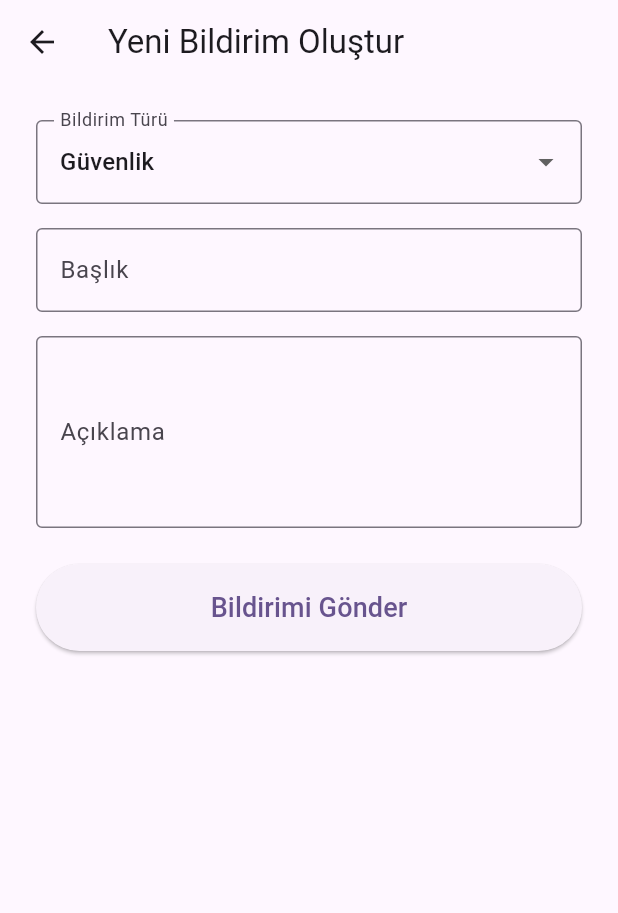
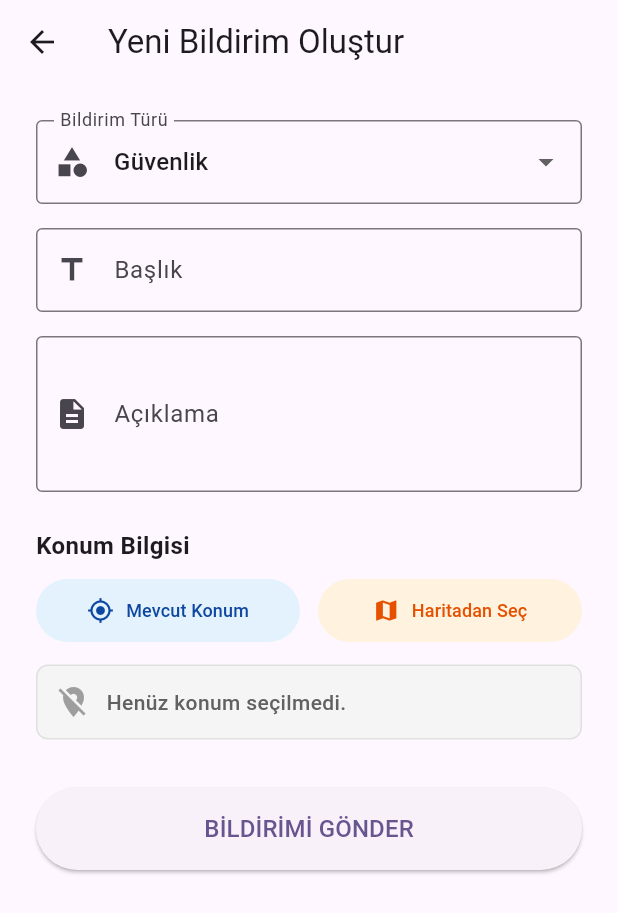
Before and after one commit to MKocak59/akilli_kampus_proje, a Flutter app: the CreateReportScreen screen opened by its route, on a phone screen of 412 x 824 dp. Shown: the top 913 px of the screen. Run offline on Flutter 3.47's test engine with Material 3 defaults, Android fonts, the phone set to English and light mode, and no system bars; our stand-ins replace cloud_firestore, firebase_auth, firebase_core, geolocator, google_maps_flutter; accounts and stored records are empty.

Commit message:
Konum seçme özelliği eklendi (Harita + Mevcut Konum)

```diff
--- a/lib/screens/report/create_report_screen.dart
+++ b/lib/screens/report/create_report_screen.dart
@@ -1,19 +1,10 @@
 import 'package:flutter/material.dart';
 import 'package:firebase_auth/firebase_auth.dart';
 import 'package:cloud_firestore/cloud_firestore.dart';
+import 'package:google_maps_flutter/google_maps_flutter.dart';
+import 'package:geolocator/geolocator.dart'; // 📍 BU EKLENDİ
 import '../../models/report_model.dart';
-
-///  CREATE REPORT SCREEN (Yeni Bildirim Oluşturma)
-/// Bu ekran kullanıcıların:
-/// - Sağlık / Güvenlik bildirimi oluşturmasını
-/// - Başlık ve açıklama girmesini
-/// - Firestore’a kayıt atmasını sağlar
-///
-/// Kullanılanlar:
-/// - FirebaseAuth → kullanıcı bilgisi
-/// - Cloud Firestore → veri kaydı
-/// - ReportModel → veri modeli
-
+import 'location_selection_screen.dart';
 
 class CreateReportScreen extends StatefulWidget {
   const CreateReportScreen({super.key});
@@ -23,145 +14,281 @@ class CreateReportScreen extends StatefulWidget {
 }
 
 class _CreateReportScreenState extends State<CreateReportScreen> {
-  /// Form controller'ları
   final TextEditingController titleController = TextEditingController();
   final TextEditingController descriptionController = TextEditingController();
 
-  /// Bildirim türü (default: güvenlik)
   String selectedType = "Güvenlik";
-
   bool loading = false;
 
-  /// Firebase servisleri
+  // 📍 Seçilen Konum Verileri
+  double? selectedLat;
+  double? selectedLng;
+
   final FirebaseAuth _auth = FirebaseAuth.instance;
   final FirebaseFirestore _firestore = FirebaseFirestore.instance;
 
-  /// 🔥 Bildirim oluşturma fonksiyonu
+  // 📍 Haritadan Seçme Fonksiyonu
+  Future<void> _pickLocation() async {
+    final LatLng? result = await Navigator.push(
+      context,
+      MaterialPageRoute(
+        builder: (context) => const LocationSelectionScreen(),
+      ),
+    );
+
+    if (result != null) {
+      setState(() {
+        selectedLat = result.latitude;
+        selectedLng = result.longitude;
+      });
+    }
+  }
+
+  // 📍 Mevcut Konumu Alma Fonksiyonu
+  Future<void> _getCurrentLocation() async {
+    setState(() => loading = true);
+
+    bool serviceEnabled;
+    LocationPermission permission;
+
+    serviceEnabled = await Geolocator.isLocationServiceEnabled();
+    if (!serviceEnabled) {
+      _showMessage("Konum servisi kapalı.");
+      setState(() => loading = false);
+      return;
+    }
+
+    permission = await Geolocator.checkPermission();
+    if (permission == LocationPermission.denied) {
+      permission = await Geolocator.requestPermission();
+      if (permission == LocationPermission.denied) {
+        _showMessage("Konum izni reddedildi.");
+        setState(() => loading = false);
+        return;
+      }
+    }
+
+    if (permission == LocationPermission.deniedForever) {
+      _showMessage("Konum izni kalıcı olarak engelli.");
+      setState(() => loading = false);
+      return;
+    }
+
+    try {
+      Position position = await Geolocator.getCurrentPosition();
+      setState(() {
+        selectedLat = position.latitude;
+        selectedLng = position.longitude;
+        loading = false;
+      });
+      _showMessage("📍 Mevcut konum alındı!");
+    } catch (e) {
+      _showMessage("Hata: $e");
+      setState(() => loading = false);
+    }
+  }
+
   Future<void> createReport() async {
     final title = titleController.text.trim();
     final description = descriptionController.text.trim();
     final user = _auth.currentUser;
 
     if (title.isEmpty || description.isEmpty) {
-      _showMessage("Lütfen tüm alanları doldurun.");
+      _showMessage("Lütfen başlık ve açıklama girin.");
+      return;
+    }
+
+    if (selectedLat == null || selectedLng == null) {
+      _showMessage("Lütfen bir konum belirleyin.");
       return;
     }
 
     if (user == null) {
-      _showMessage("Kullanıcı oturumu bulunamadı.");
+      _showMessage("Oturum hatası.");
       return;
     }
 
     setState(() => loading = true);
 
-    /// ReportModel oluştur
     final report = ReportModel(
-      id: "", // Firestore otomatik verecek
+      id: "",
       title: title,
       description: description,
       type: selectedType,
-      status:"Açık",
-      latitude: 0.0,   // Şimdilik sabit
-      longitude: 0.0,  // Şimdilik sabit
+      status: "Açık",
+      latitude: selectedLat!,
+      longitude: selectedLng!,
       createdAt: DateTime.now(),
       createdBy: user.uid,
       createdByEmail: user.email ?? "",
       followers: [],
-
     );
 
     try {
-      await _firestore
-          .collection("reports")
-          .add(report.toMap());
-
-      _showMessage("✅ Bildirim başarıyla oluşturuldu!");
-
+      await _firestore.collection("reports").add(report.toMap());
+      _showMessage("✅ Bildirim başarıyla gönderildi!");
       await Future.delayed(const Duration(milliseconds: 800));
-
-      Navigator.pop(context);
+      if (mounted) Navigator.pop(context);
     } catch (e) {
-      _showMessage("❌ Hata oluştu: $e");
+      _showMessage("Hata: $e");
     }
 
-    setState(() => loading = false);
+    if (mounted) setState(() => loading = false);
   }
 
-  /// Snackbar mesaj fonksiyonu
   void _showMessage(String msg) {
-    ScaffoldMessenger.of(context).showSnackBar(
-      SnackBar(content: Text(msg)),
-    );
+    ScaffoldMessenger.of(context).showSnackBar(SnackBar(content: Text(msg)));
   }
 
   @override
   Widget build(BuildContext context) {
     return Scaffold(
-      appBar: AppBar(
-        title: const Text("Yeni Bildirim Oluştur"),
-      ),
-
+      appBar: AppBar(title: const Text("Yeni Bildirim Oluştur")),
       body: Padding(
         padding: const EdgeInsets.all(24.0),
-
         child: SingleChildScrollView(
           child: Column(
             crossAxisAlignment: CrossAxisAlignment.stretch,
             children: [
-
-              /// Bildirim türü seçimi
+              // 1. TÜR SEÇİMİ
               DropdownButtonFormField<String>(
                 value: selectedType,
                 items: const [
                   DropdownMenuItem(value: "Güvenlik", child: Text("Güvenlik")),
                   DropdownMenuItem(value: "Sağlık", child: Text("Sağlık")),
                 ],
-                onChanged: (value) {
-                  setState(() => selectedType = value!);
-                },
+                onChanged: (val) => setState(() => selectedType = val!),
                 decoration: const InputDecoration(
                   labelText: "Bildirim Türü",
                   border: OutlineInputBorder(),
+                  prefixIcon: Icon(Icons.category),
                 ),
               ),
-
               const SizedBox(height: 16),
 
-              /// Başlık
+              // 2. BAŞLIK
               TextField(
                 controller: titleController,
                 decoration: const InputDecoration(
                   labelText: "Başlık",
                   border: OutlineInputBorder(),
+                  prefixIcon: Icon(Icons.title),
+                ),
+              ),
+              const SizedBox(height: 16),
+
+              // 3. AÇIKLAMA
+              TextField(
+                controller: descriptionController,
+                maxLines: 3,
+                decoration: const InputDecoration(
+                  labelText: "Açıklama",
+                  border: OutlineInputBorder(),
+                  prefixIcon: Icon(Icons.description),
+                ),
+              ),
+              const SizedBox(height: 24),
+
+              // 4. KONUM SEÇİM ALANI (YENİ KISIM BURASI)
+              const Text(
+                "Konum Bilgisi",
+                style: TextStyle(fontWeight: FontWeight.bold, fontSize: 16),
+              ),
+              const SizedBox(height: 8),
+
+              Row(
+                children: [
+                  // SOL BUTON: MEVCUT KONUM
+                  Expanded(
+                    child: ElevatedButton.icon(
+                      onPressed: _getCurrentLocation,
+                      icon: const Icon(Icons.my_location),
+                      label: const Text("Mevcut Konum", style: TextStyle(fontSize: 12)),
+                      style: ElevatedButton.styleFrom(
+                        padding: const EdgeInsets.symmetric(vertical: 12),
+                        backgroundColor: Colors.blue.shade50,
+                        foregroundColor: Colors.blue.shade900,
+                        elevation: 0,
+                      ),
+                    ),
+                  ),
+
+                  const SizedBox(width: 12),
+
+                  // SAĞ BUTON: HARİTADAN SEÇ
+                  Expanded(
+                    child: ElevatedButton.icon(
+                      onPressed: _pickLocation,
+                      icon: const Icon(Icons.map),
+                      label: const Text("Haritadan Seç", style: TextStyle(fontSize: 12)),
+                      style: ElevatedButton.styleFrom(
+                        padding: const EdgeInsets.symmetric(vertical: 12),
+                        backgroundColor: Colors.orange.shade50,
+                        foregroundColor: Colors.orange.shade900,
+                        elevation: 0,
+                      ),
+                    ),
+                  ),
+                ],
+              ),
+
+              const SizedBox(height: 12),
+
+              // KONUM BİLGİSİ KUTUSU (GERİ BİLDİRİM)
+              Container(
+                padding: const EdgeInsets.all(12),
+                decoration: BoxDecoration(
+                  color: selectedLat == null
+                      ? Colors.grey.shade100
+                      : Colors.green.shade50,
+                  borderRadius: BorderRadius.circular(8),
+                  border: Border.all(
+                    color: selectedLat == null
+                        ? Colors.grey.shade300
+                        : Colors.green.shade300,
+                  ),
+                ),
+                child: Row(
+                  children: [
+                    Icon(
+                      selectedLat == null
+                          ? Icons.location_off
+                          : Icons.check_circle,
+                      color: selectedLat == null ? Colors.grey : Colors.green,
+                    ),
+                    const SizedBox(width: 10),
+                    Expanded(
+                      child: Text(
+                        selectedLat == null
+                            ? "Henüz konum seçilmedi."
+                            : "Seçilen:\n${selectedLat!.toStringAsFixed(5)}, ${selectedLng!.toStringAsFixed(5)}",
+                        style: TextStyle(
+                          color: selectedLat == null
+                              ? Colors.grey.shade700
+                              : Colors.green.shade900,
+                          fontWeight: FontWeight.w500,
+                        ),
+                      ),
+                    ),
+                  ],
                 ),
               ),
 
-              const SizedBox(height: 16),
+              const SizedBox(height: 32),
 
-              /// Açıklama
-              TextField(
-                controller: descriptionController,
-                maxLines: 4,
-                decoration: const InputDecoration(
-                  labelText: "Açıklama",
-                  border: OutlineInputBorder(),
-                ),
-              ),
-
-              const SizedBox(height: 24),
-
-              /// Gönder butonu
+              // 5. GÖNDER BUTONU
               ElevatedButton(
                 onPressed: loading ? null : createReport,
                 style: ElevatedButton.styleFrom(
-                  padding: const EdgeInsets.symmetric(vertical: 16),
-                ),
+                    padding: const EdgeInsets.all(16)),
                 child: loading
-                    ? const CircularProgressIndicator()
-                    : const Text(
-                  "Bildirimi Gönder",
-                  style: TextStyle(fontSize: 18),
-                ),
+                    ? const SizedBox(
+                  height: 24,
+                  width: 24,
+                  child: CircularProgressIndicator(strokeWidth: 2),
+                )
+                    : const Text("BİLDİRİMİ GÖNDER",
+                    style: TextStyle(fontSize: 16)),
               ),
             ],
           ),
```
Also changed, not shown: lib/screens/report/location_selection_screen.dart (added, +114 -0 lines), 8 other files.
